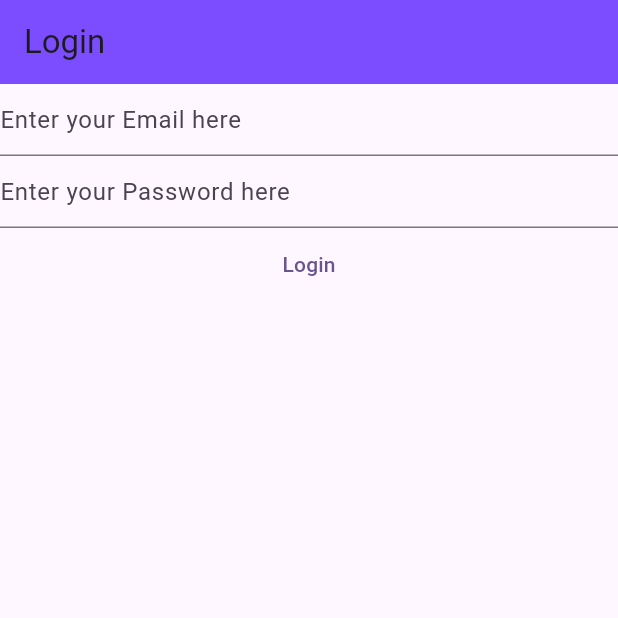
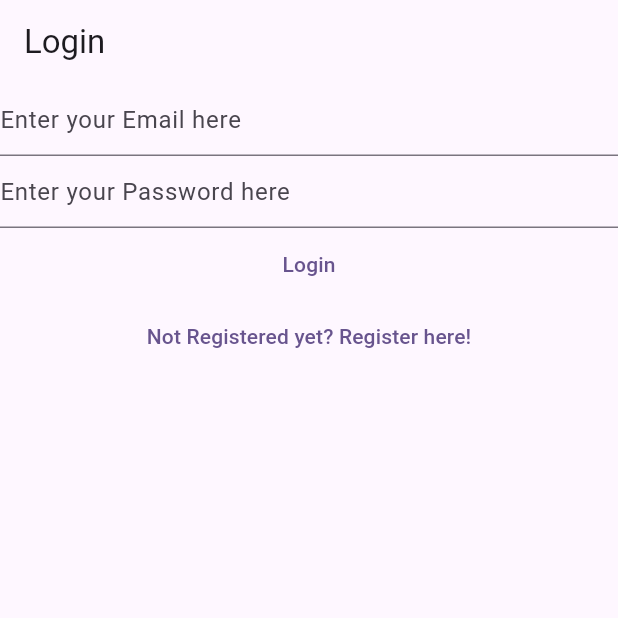
Before and after one commit to shhiivvaam/notted, a Flutter app: the screen it shows after launch, on a phone screen of 412 x 824 dp, the top half of it. Run offline on Flutter 3.47's test engine with Material 2 defaults, Android fonts, the phone set to English and light mode, and no system bars; our stand-ins replace firebase_auth, firebase_core; accounts and stored records are empty.

Commit message:
Login and Registration State Change

```diff
--- a/lib/main.dart
+++ b/lib/main.dart
@@ -1,5 +1,9 @@
+import 'package:firebase_core/firebase_core.dart';
 import 'package:flutter/material.dart';
 import 'package:mynotes/views/login_view.dart';
+import 'package:mynotes/views/register_view.dart';
+
+import 'firebase_options.dart';
 
 void main() {
   runApp(
@@ -9,7 +13,50 @@ void main() {
         colorScheme: ColorScheme.fromSeed(seedColor: Colors.deepPurple),
         useMaterial3: true,
       ),
-      home: const LoginView(),
+      home: const HomePage(),
+      routes: {
+        '/login/': (context) => const LoginView(),
+        '/register/': (context) => const RegisterView(),
+      },
     ),
   );
 }
+
+class HomePage extends StatelessWidget {
+  const HomePage({super.key});
+
+  @override
+  Widget build(BuildContext context) {
+    return FutureBuilder(
+      future: Firebase.initializeApp(
+        options: DefaultFirebaseOptions.currentPlatform(),
+      ),
+      builder: (context, snapshot) {
+        switch (snapshot.connectionState) {
+          case ConnectionState.done:
+            // final user = FirebaseAuth.instance.currentUser;
+            // // final emailVerified = user?.emailVerified ?? false;
+
+            // if (user?.emailVerified ?? false) {
+            //   // print('You are a verified user');
+            // } else {
+            //   //! here we are just showing the content of the VerifyEmailView Page, we are just putting the content fof VerifyEmailView PAges Content over out main Screen
+            //   return const VerifyEmailView();
+
+            //   //! here we were returning a whole new screen, i.e, re-routing the screen to a new screen window
+            //   // Navigator.of(context).push(
+            //   //   MaterialPageRoute(
+            //   //       builder: (context) => const VerifyEmailView()),
+            //   // );
+            //   // print('You need to verify you Email Address')
+            // }
+            return const LoginView();
+          // return const Text('Done');
+          default:
+            // return const Text('Loading...');
+            return const CircularProgressIndicator();
+        }
+      },
+    );
+  }
+}
--- a/lib/views/login_view.dart
+++ b/lib/views/login_view.dart
@@ -33,32 +33,23 @@ class _LoginViewState extends State<LoginView> {
     return Scaffold(
       appBar: AppBar(
         title: const Text('Login'),
-          backgroundColor: Colors.deepPurpleAccent,
       ),
-        body: FutureBuilder(
-          future: Firebase.initializeApp(
-            options: DefaultFirebaseOptions.currentPlatform(),
-          ),
-          builder: (context, snapshot) {
-            switch (snapshot.connectionState) {
-              case ConnectionState.done:
-                return Column(
+      body: Column(
         children: [
           TextField(
             controller: _email,
             enableSuggestions: false,
             autocorrect: false,
             keyboardType: TextInputType.emailAddress,
-                      decoration: const InputDecoration(
-                          hintText: 'Enter your Email here'),
+            decoration: const InputDecoration(hintText: 'Enter your Email here'),
           ),
           TextField(
             controller: _password,
             obscureText: true,
             enableSuggestions: false,
             autocorrect: false,
-                      decoration: const InputDecoration(
-                          hintText: 'Enter your Password here'),
+            decoration:
+                const InputDecoration(hintText: 'Enter your Password here'),
           ),
           TextButton(
               onPressed: () async {
@@ -78,7 +69,7 @@ class _LoginViewState extends State<LoginView> {
                   print(e.code);
                   if (e.code == 'user-not-found') {
                     print('User Not Found');
-                            } else if(e.code == 'wrong-password') {
+                  } else if (e.code == 'wrong-password') {
                     print('Wrong Password');
                   }
                 }
@@ -89,12 +80,38 @@ class _LoginViewState extends State<LoginView> {
                 // }
               },
               child: const Text('Login')),
+          TextButton(
+              onPressed: () {
+                Navigator.of(context)
+                    .pushNamedAndRemoveUntil('/register/', (route) => false);
+              },
+              child: const Text('Not Registered yet? Register here!'))
         ],
+      ),
     );
-              default:
-                return const Text('Loading...');
-            }
-          },
-        ));
   }
 }
+
+
+
+
+
+
+// return Scaffold(
+// appBar: AppBar(
+//   title: const Text('Login'),
+//   backgroundColor: Colors.deepPurpleAccent,
+// ),
+// body: FutureBuilder(
+//   future: Firebase.initializeApp(
+//     options: DefaultFirebaseOptions.currentPlatform(),
+//   ),
+//   builder: (context, snapshot) {
+//     switch (snapshot.connectionState) {
+//       case ConnectionState.done:
+
+//       default:
+//         return const Text('Loading...');
+//     }
+//   },
+// ));
```
Also changed, not shown: lib/views/register_view.dart (+95 -20 lines), lib/views/verify_email_view.dart (added, +43 -0 lines). Lines whose indentation alone changed are shown as unchanged.
